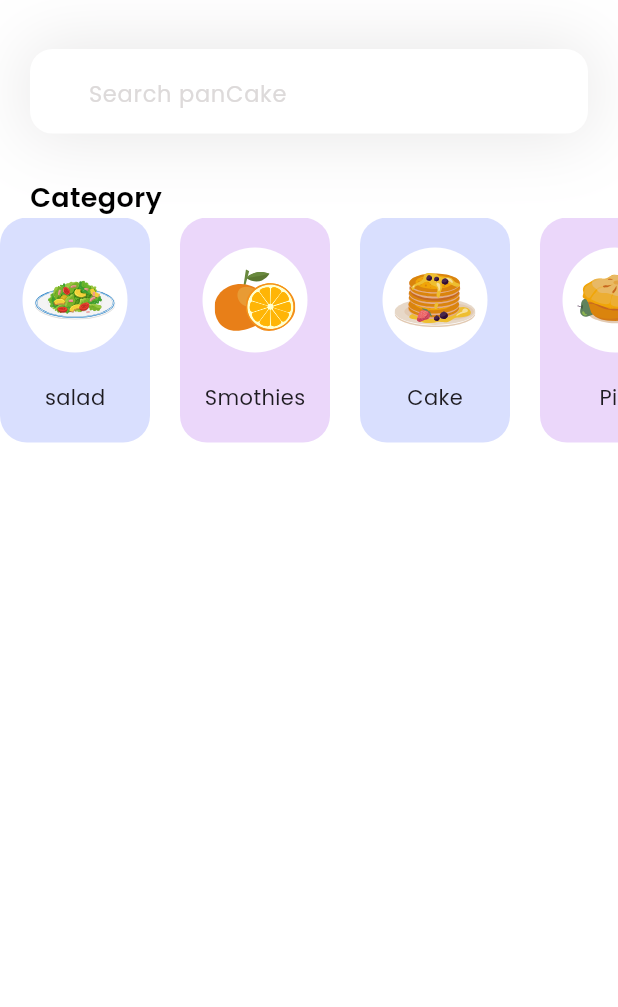
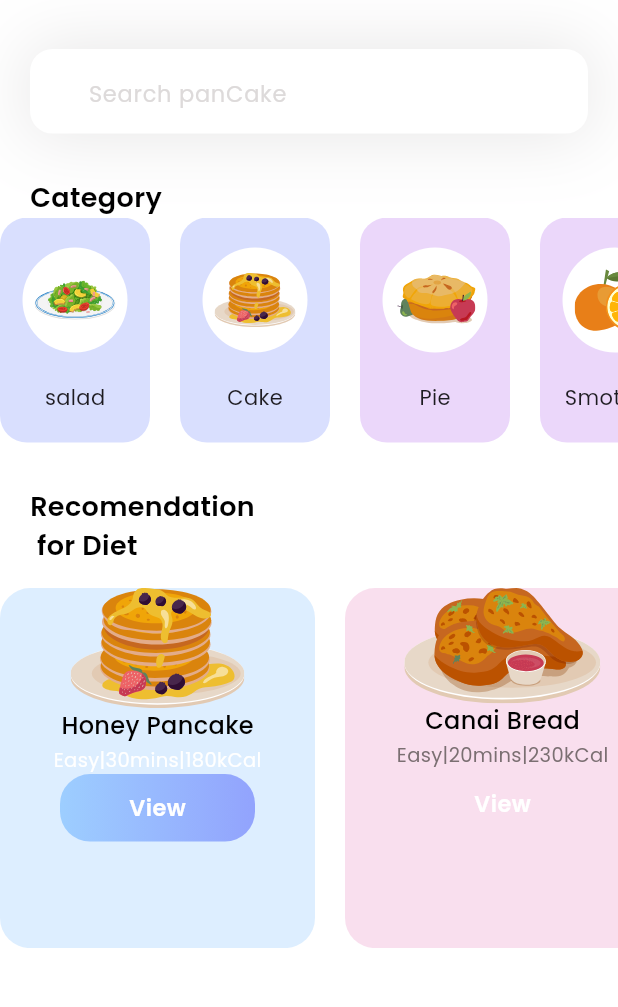
Before and after one commit to sabin79/breakfastUI, a Flutter app: the screen it shows after launch, on a phone screen of 412 x 824 dp, the part 95-1102 px from its top. Run offline on Flutter 3.47's test engine with Material 3 defaults, Android fonts, the phone set to English and light mode, and no system bars; our stand-ins replace flutter_svg.

Commit message:
deit section

```diff
--- a/lib/models/category_model.dart
+++ b/lib/models/category_model.dart
@@ -20,11 +20,6 @@ class CategoryModel {
         boxColor: const Color(0xff92A3FD)));
 
     categories.add(CategoryModel(
-        name: 'Smothies',
-        iconPath: 'assets/icons/snacks.svg',
-        boxColor: const Color(0xffc58bf2)));
-
-    categories.add(CategoryModel(
         name: 'Cake',
         iconPath: 'assets/icons/pancakes.svg',
         boxColor: const Color(0xff92A3FD)));
@@ -34,6 +29,11 @@ class CategoryModel {
         iconPath: 'assets/icons/pie.svg',
         boxColor: const Color(0xffc58bf2)));
 
+    categories.add(CategoryModel(
+        name: 'Smothies',
+        iconPath: 'assets/icons/snacks.svg',
+        boxColor: const Color(0xffc58bf2)));
+
     return categories;
   }
 }
--- /dev/null
+++ b/lib/models/deit_model.dart
@@ -0,0 +1,43 @@
+import 'package:flutter/material.dart';
+
+class DietModel {
+  String name;
+  String iconPath;
+  String level;
+  String duration;
+  String calorie;
+  bool viewIsSelected;
+  Color boxColor;
+
+  DietModel(
+      {required this.name,
+      required this.iconPath,
+      required this.level,
+      required this.duration,
+      required this.calorie,
+      required this.viewIsSelected,
+      required this.boxColor});
+
+  static List<DietModel> getDiets() {
+    List<DietModel> diets = [];
+    diets.add(DietModel(
+        name: 'Honey Pancake',
+        iconPath: 'assets/icons/honey-pancakes.svg',
+        level: 'Easy',
+        duration: '30mins',
+        calorie: '180kCal',
+        viewIsSelected: true,
+        boxColor: const Color(0xff9DCEFF)));
+
+    diets.add(DietModel(
+        name: 'Canai Bread',
+        iconPath: 'assets/icons/canai-bread.svg',
+        level: 'Easy',
+        duration: '20mins',
+        calorie: '230kCal',
+        viewIsSelected: false,
+        boxColor: const Color(0xffEEA4CE)));
+
+    return diets;
+  }
+}
--- a/lib/page/homepage.dart
+++ b/lib/page/homepage.dart
@@ -1,6 +1,7 @@
 import 'package:flutter/material.dart';
 import 'package:flutter_svg/flutter_svg.dart';
 import 'package:foodui/models/category_model.dart';
+import 'package:foodui/models/deit_model.dart';
 
 class HomePage extends StatefulWidget {
   const HomePage({super.key});
@@ -10,14 +11,16 @@ class HomePage extends StatefulWidget {
 
 class _HomePageState extends State<HomePage> {
   List<CategoryModel> categories = [];
+  List<DietModel> diets = [];
 
-  void _getCategories() {
+  void _getInitInfo() {
     categories = CategoryModel.getCategories();
+    diets = DietModel.getDiets();
   }
 
   @override
   Widget build(BuildContext context) {
-    _getCategories();
+    _getInitInfo();
     return Scaffold(
       appBar: appBar(),
       backgroundColor: Colors.white,
@@ -28,9 +31,99 @@ class _HomePageState extends State<HomePage> {
           const SizedBox(
             height: 30,
           ),
-          _categoriesSection()
+          _categoriesSection(),
+          const SizedBox(
+            height: 30,
+          ),
+          _dietSection()
         ],
       ),
+    );
+  }
+
+  Column _dietSection() {
+    return Column(
+      crossAxisAlignment: CrossAxisAlignment.start,
+      children: [
+        const Padding(
+          padding: EdgeInsets.only(left: 20),
+          child: Text(
+            'Recomendation \n for Diet',
+            style: TextStyle(
+                color: Colors.black, fontSize: 18, fontWeight: FontWeight.w600),
+          ),
+        ),
+        const SizedBox(
+          height: 15,
+        ),
+        SizedBox(
+          height: 240,
+          child: ListView.separated(
+            itemBuilder: (context, index) {
+              return Container(
+                width: 210,
+                decoration: BoxDecoration(
+                  color: diets[index].boxColor.withOpacity(0.35),
+                  borderRadius: BorderRadius.circular(20),
+                ),
+                child: Column(children: [
+                  SvgPicture.asset(diets[index].iconPath),
+                  Text(
+                    diets[index].name,
+                    style: const TextStyle(
+                      fontWeight: FontWeight.w500,
+                      color: Colors.black,
+                      fontSize: 16,
+                    ),
+                  ),
+                  const SizedBox(
+                    height: 2,
+                  ),
+                  Text(
+                    '${diets[index].level}|${diets[index].duration}|${diets[index].calorie}',
+                    style: TextStyle(
+                        color: diets[index].viewIsSelected
+                            ? Colors.white
+                            : const Color(0xff7B6F72),
+                        fontWeight: FontWeight.w400,
+                        fontSize: 13),
+                  ),
+                  Container(
+                      height: 45,
+                      width: 130,
+                      decoration: BoxDecoration(
+                        gradient: LinearGradient(
+                          colors: [
+                            diets[index].viewIsSelected
+                                ? const Color(0xff9dceff)
+                                : Colors.transparent,
+                            diets[index].viewIsSelected
+                                ? const Color(0xff92a3fd)
+                                : Colors.transparent
+                          ],
+                        ),
+                        borderRadius: BorderRadius.circular(20),
+                      ),
+                      child: const Center(
+                        child: Text(
+                          'View',
+                          style: TextStyle(
+                              color: Colors.white,
+                              fontWeight: FontWeight.w600,
+                              fontSize: 15),
+                        ),
+                      ))
+                ]),
+              );
+            },
+            separatorBuilder: (context, index) => const SizedBox(
+              width: 20,
+            ),
+            itemCount: diets.length,
+            scrollDirection: Axis.horizontal,
+          ),
+        )
+      ],
     );
   }
 
```
